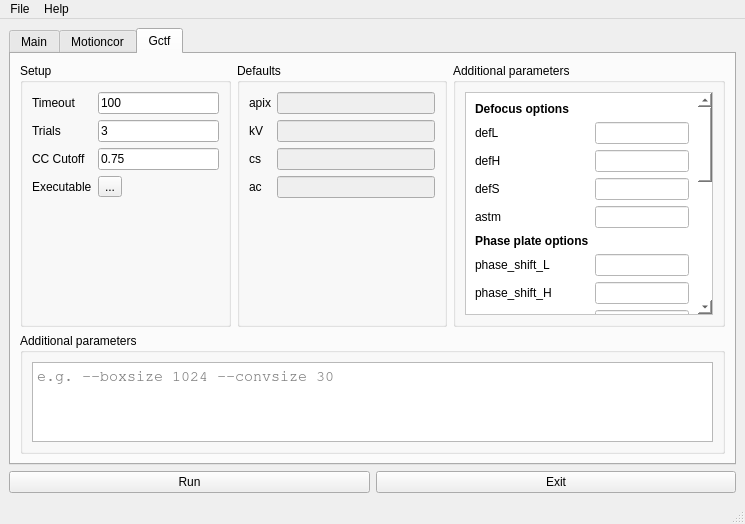
ViggieSmalls/MPIApp, file gui.ui: the form before one commit.
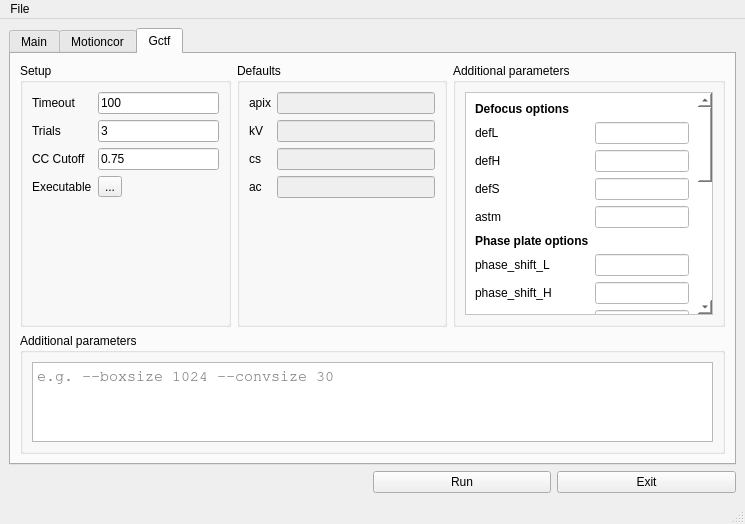
The form after the commit. The open tabs and pages were chosen to show the change.

Patch:
```diff
--- a/gui.ui
+++ b/gui.ui
@@ -15,21 +15,14 @@
   </property>
   <widget class="QWidget" name="centralwidget">
    <layout class="QGridLayout" name="gridLayout_3">
-    <item row="1" column="0">
-     <widget class="QPushButton" name="btn_Run">
-      <property name="text">
-       <string>Run</string>
-      </property>
-     </widget>
-    </item>
-    <item row="1" column="1">
+    <item row="1" column="4">
      <widget class="QPushButton" name="btn_Exit">
       <property name="text">
        <string>Exit</string>
       </property>
      </widget>
     </item>
-    <item row="0" column="0" colspan="2">
+    <item row="0" column="1" colspan="4">
      <widget class="QTabWidget" name="tabWidget">
       <property name="enabled">
        <bool>true</bool>
@@ -882,7 +875,7 @@
                <rect>
                 <x>0</x>
                 <y>0</y>
-                <width>263</width>
+                <width>183</width>
                 <height>589</height>
                </rect>
               </property>
@@ -1254,6 +1247,26 @@
       </widget>
      </widget>
     </item>
+    <item row="1" column="3">
+     <widget class="QPushButton" name="btn_Run">
+      <property name="text">
+       <string>Run</string>
+      </property>
+     </widget>
+    </item>
+    <item row="1" column="1" colspan="2">
+     <widget class="QLabel" name="label_status">
+      <property name="font">
+       <font>
+        <weight>75</weight>
+        <bold>true</bold>
+       </font>
+      </property>
+      <property name="text">
+       <string/>
+      </property>
+     </widget>
+    </item>
    </layout>
   </widget>
   <widget class="QMenuBar" name="menubar">
@@ -1274,15 +1287,7 @@
     <addaction name="separator"/>
     <addaction name="actionExit"/>
    </widget>
-   <widget class="QMenu" name="menuHelp">
-    <property name="title">
-     <string>Help</string>
-    </property>
-    <addaction name="actionMotioncor_manual"/>
-    <addaction name="actionGctf_manual"/>
-   </widget>
    <addaction name="menuFile"/>
-   <addaction name="menuHelp"/>
   </widget>
   <widget class="QStatusBar" name="statusbar"/>
   <action name="actionLoad_configurations">
```
